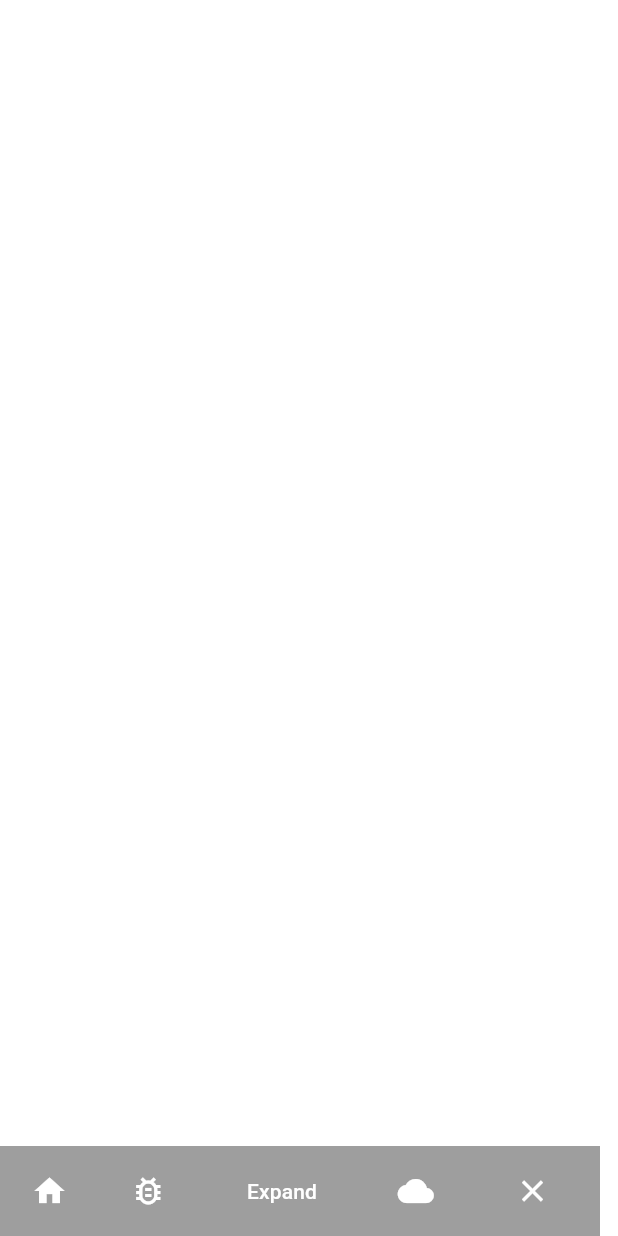
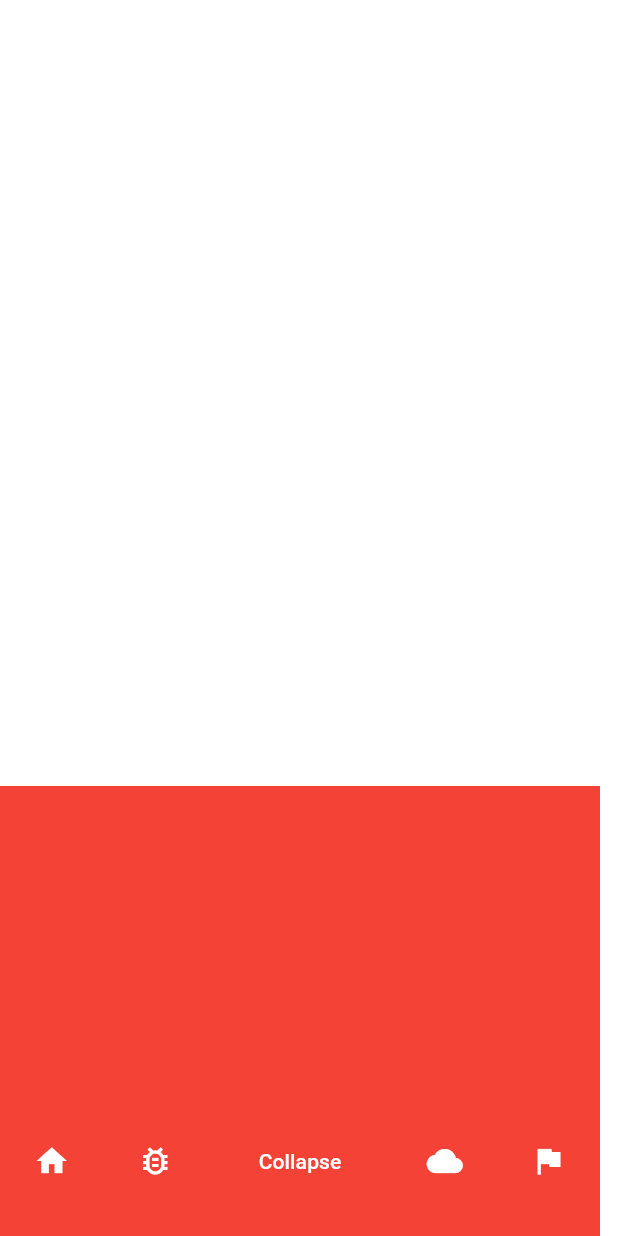
Before and after one commit to pawlik92/flutter_win_resize_bug, a Flutter app: the screen it shows after launch, after a tap on "Expand", on a phone screen of 412 x 824 dp. Run offline on Flutter 3.47's test engine with Material 2 defaults, Android fonts, the light colour scheme and no system bars; missing offline and left inert: dart:ffi, win32.

Commit message:
Removed windows_manager. Added windows ffi calls

```diff
--- a/lib/main.dart
+++ b/lib/main.dart
@@ -1,25 +1,11 @@
+import 'dart:async';
+
 import 'package:flutter/material.dart';
-import 'package:window_manager/window_manager.dart';
+import 'package:flutter_win_resize_bug/winapi_helper.dart';
 
-const Size defaultWindowSize = Size(400, 60);
+const Size defaultWindowSize = Size(400, 100);
 
 void main() async {
-  WidgetsFlutterBinding.ensureInitialized();
-  await windowManager.ensureInitialized();
-
-  WindowOptions windowOptions = const WindowOptions(
-    size: defaultWindowSize,
-    center: true,
-    backgroundColor: Colors.transparent,
-    skipTaskbar: false,
-    titleBarStyle: TitleBarStyle.hidden,
-  );
-  windowManager.waitUntilReadyToShow(windowOptions, () async {
-    await windowManager.setAsFrameless();
-    await windowManager.show();
-    await windowManager.focus();
-  });
-
   runApp(const MyApp());
 }
 
@@ -30,7 +16,7 @@ class MyApp extends StatelessWidget {
   @override
   Widget build(BuildContext context) {
     return MaterialApp(
-      color: Colors.transparent,
+      // color: Colors.transparent,
       debugShowCheckedModeBanner: false,
       title: 'Flutter Demo',
       theme: ThemeData(
@@ -52,7 +38,17 @@ class MyHomePage extends StatefulWidget {
 class _MyHomePageState extends State<MyHomePage> {
   bool isExpanded = false;
   Size currentSize = defaultWindowSize;
-  Duration animationDuration = const Duration(milliseconds: 250);
+
+  @override
+  void initState() {
+    super.initState();
+
+    _resizeWindow(defaultWindowSize);
+
+    // Timer.periodic(Duration(milliseconds: 200), (timer) {
+    //   _expandOrCollapse();
+    // });
+  }
 
   @override
   Widget build(BuildContext context) {
@@ -61,20 +57,19 @@ class _MyHomePageState extends State<MyHomePage> {
         const SizedBox(),
         Positioned(
           bottom: 0,
-          child: AnimatedContainer(
+          child: Container(
             width: currentSize.width,
             height: currentSize.height,
-            curve: Curves.fastOutSlowIn,
-            duration: animationDuration,
-            color: Colors.black38,
+            color: Colors.red,
             child: Column(
               children: [
                 const Expanded(
                   child: SizedBox(),
                 ),
                 Container(
-                  height: defaultWindowSize.height,
+                  height: 100,
                   alignment: Alignment.center,
+                  // color: Colors.red,
                   child: Row(
                     mainAxisAlignment: MainAxisAlignment.spaceAround,
                     children: [
@@ -89,14 +84,7 @@ class _MyHomePageState extends State<MyHomePage> {
                             style: const TextStyle(color: Colors.white)),
                       ),
                       const Icon(Icons.cloud, color: Colors.white),
-                      IconButton(
-                          onPressed: () async {
-                            await windowManager.close();
-                          },
-                          icon: const Icon(
-                            Icons.close,
-                            color: Colors.white,
-                          )),
+                      const Icon(Icons.flag, color: Colors.white),
                     ],
                   ),
                 ),
@@ -110,28 +98,22 @@ class _MyHomePageState extends State<MyHomePage> {
 
   Future _expandOrCollapse() async {
     isExpanded = !isExpanded;
-    var newSize = isExpanded ? const Size(400, 200) : defaultWindowSize;
+    var newSize = isExpanded ? const Size(400, 300) : defaultWindowSize;
 
-    if (isExpanded) {
-      await _resizeWindow(newSize);
+    _resizeWindow(newSize);
+    if (mounted) {
       setState(() {
         currentSize = newSize;
       });
-    } else {
-      setState(() {
-        currentSize = newSize;
-      });
-      await Future.delayed(animationDuration);
-      await _resizeWindow(newSize);
     }
   }
 
-  Future _resizeWindow(Size newSize) async {
-    var currentBounds = await windowManager.getBounds();
+  void _resizeWindow(Size newSize) async {
+    var currentBounds = WinApiHelper.getBounds();
     var heightOffset = currentBounds.height - newSize.height;
     Rect newFrame = Rect.fromLTWH(currentBounds.left,
         currentBounds.top + heightOffset, newSize.width, newSize.height);
 
-    await windowManager.setBounds(newFrame);
+    await WinApiHelper.setBounds(newFrame);
   }
 }
--- /dev/null
+++ b/lib/winapi_helper.dart
@@ -0,0 +1,78 @@
+import 'dart:ffi';
+import 'dart:ui';
+
+import 'package:win32/win32.dart';
+import 'package:ffi/ffi.dart';
+
+class WinApiHelper {
+  static int? _hwnd;
+
+  static setBounds(Rect bounds) {
+    final hwnd = _getMainWindowHwnd();
+    if (hwnd == null) {
+      print('HWND is null');
+      return;
+    }
+
+    var flags = _getFlags();
+    SetWindowPos(
+      hwnd,
+      0,
+      bounds.left.toInt(),
+      bounds.top.toInt(),
+      bounds.width.toInt(),
+      bounds.height.toInt(),
+      flags,
+    );
+  }
+
+  static Rect getBounds() {
+    final hwnd = _getMainWindowHwnd();
+    if (hwnd == null) {
+      print('HWND is null');
+      return Rect.zero;
+    }
+
+    final winRect = calloc<RECT>();
+    GetWindowRect(hwnd, winRect);
+
+    double x = winRect.ref.left.toDouble();
+    double y = winRect.ref.top.toDouble();
+    double width = (winRect.ref.right - winRect.ref.left).toDouble();
+    double height = (winRect.ref.bottom - winRect.ref.top).toDouble();
+
+    free(winRect);
+
+    return Rect.fromLTWH(x, y, width, height);
+  }
+
+  static int _getFlags() {
+    return SWP_NOZORDER | SWP_NOACTIVATE | SWP_NOOWNERZORDER;
+  }
+
+  static int? _getMainWindowHwnd() {
+    if (_hwnd == null) {
+      final wndProc =
+          Pointer.fromFunction<EnumWindowsProc>(_enumWindowsProc, 0);
+      EnumWindows(wndProc, 0);
+    }
+
+    return _hwnd;
+  }
+
+  static int _enumWindowsProc(int hWnd, int lParam) {
+    var currentProcId = GetCurrentProcessId();
+
+    final pId = calloc<Uint32>();
+    GetWindowThreadProcessId(hWnd, pId);
+    int windowPID = pId.value;
+    free(pId);
+
+    if (windowPID == currentProcId) {
+      _hwnd = hWnd;
+      return FALSE;
+    }
+
+    return TRUE;
+  }
+}
--- a/pubspec.yaml
+++ b/pubspec.yaml
@@ -34,7 +34,7 @@ dependencies:
   # The following adds the Cupertino Icons font to your application.
   # Use with the CupertinoIcons class for iOS style icons.
   cupertino_icons: ^1.0.2
-  window_manager: ^0.3.5
+  win32: ^5.0.5
 
 dev_dependencies:
   flutter_test:
```
Also changed, not shown: pubspec.lock, 6 other files.
